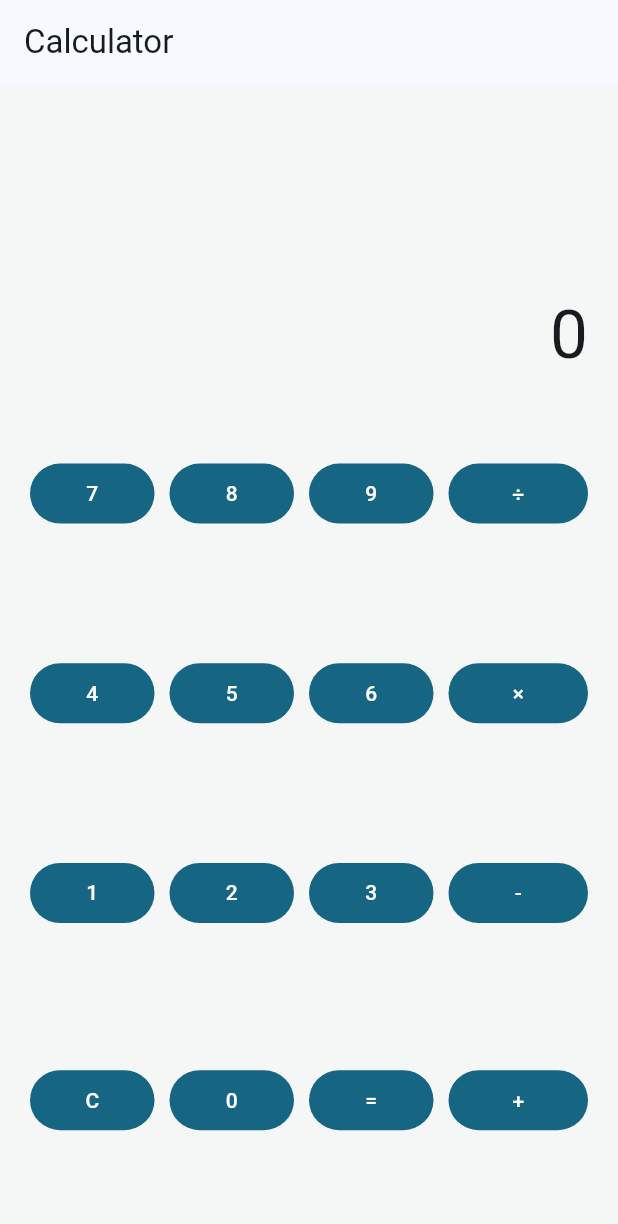
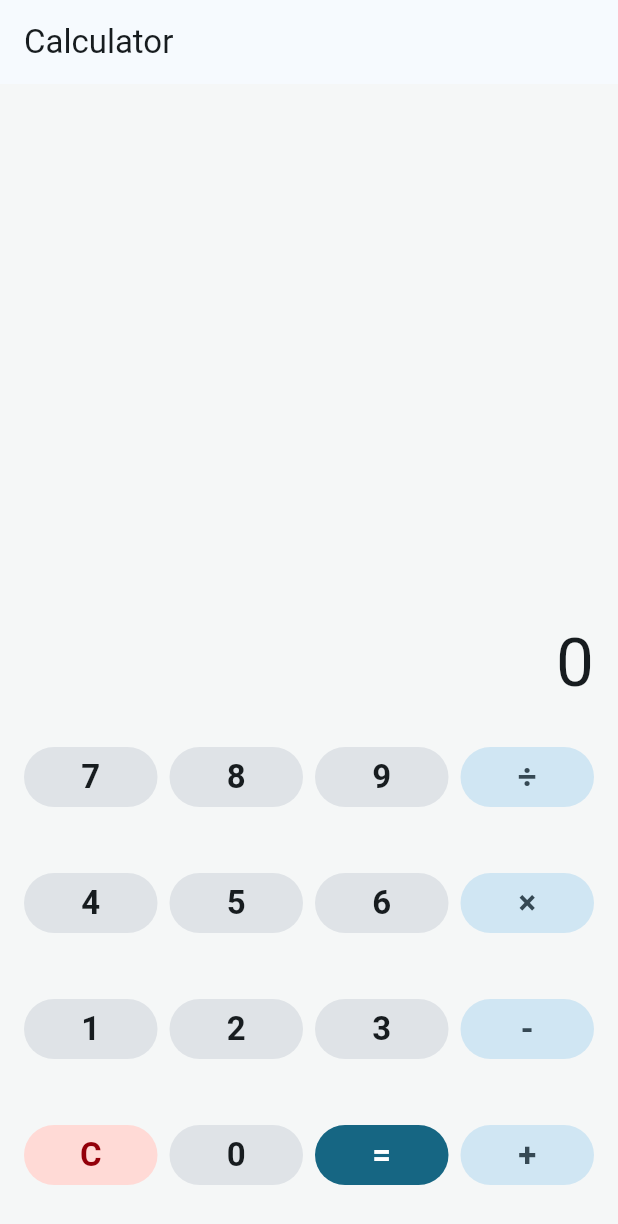
Before and after one commit to Hiroshimeow/private-vault-mobile, a Flutter app: the screen it shows after launch, on a phone screen of 412 x 824 dp. Shown: the top 1224 px of the screen. Run offline on Flutter 3.47's test engine with Material 3 defaults, Android fonts, the phone set to English and light mode, and no system bars; our stand-ins replace file_picker, flutter_secure_storage, image_picker, local_auth, sensors_plus, shared_preferences and 1 more; missing offline and left inert: cryptography.

Commit message:
Redesign locked calculator cover

```diff
--- a/lib/features/cover/calculator_cover.dart
+++ b/lib/features/cover/calculator_cover.dart
@@ -89,6 +89,56 @@ class _CalculatorCoverState extends State<CalculatorCover> {
     }
   }
 
+  _CalculatorKeyRole _roleFor(String label) {
+    if (label == 'C') return _CalculatorKeyRole.destructive;
+    if (label == '=') return _CalculatorKeyRole.equals;
+    if (label.length == 1 && '0123456789'.contains(label)) {
+      return _CalculatorKeyRole.number;
+    }
+    return _CalculatorKeyRole.operator;
+  }
+
+  String _semanticLabel(String label) {
+    return switch (label) {
+      '÷' => 'Divide',
+      '×' => 'Multiply',
+      '-' => 'Subtract',
+      '+' => 'Add',
+      '=' => 'Equals',
+      'C' => 'Clear',
+      _ => label,
+    };
+  }
+
+  ButtonStyle _buttonStyle(BuildContext context, _CalculatorKeyRole role) {
+    final colors = Theme.of(context).colorScheme;
+    final (background, foreground) = switch (role) {
+      _CalculatorKeyRole.number => (
+        colors.surfaceContainerHighest,
+        colors.onSurface,
+      ),
+      _CalculatorKeyRole.operator => (
+        colors.secondaryContainer,
+        colors.onSecondaryContainer,
+      ),
+      _CalculatorKeyRole.destructive => (
+        colors.errorContainer,
+        colors.onErrorContainer,
+      ),
+      _CalculatorKeyRole.equals => (colors.primary, colors.onPrimary),
+    };
+
+    return FilledButton.styleFrom(
+      backgroundColor: background,
+      foregroundColor: foreground,
+      elevation: 0,
+      padding: EdgeInsets.zero,
+      textStyle: Theme.of(context).textTheme.titleLarge
+          ?.copyWith(fontWeight: FontWeight.w600),
+      shape: RoundedRectangleBorder(borderRadius: BorderRadius.circular(22)),
+    );
+  }
+
   @override
   Widget build(BuildContext context) {
     const labels = <String>[
@@ -120,58 +170,103 @@ class _CalculatorCoverState extends State<CalculatorCover> {
       ),
       body: SafeArea(
         child: Padding(
-          padding: const EdgeInsets.fromLTRB(20, 16, 20, 24),
-          child: Column(
+          padding: const EdgeInsets.fromLTRB(16, 12, 16, 16),
+          child: LayoutBuilder(
+            builder: (context, constraints) {
+              const gap = 8.0;
+              const displayMinHeight = 44.0;
+              const displayGap = 12.0;
+              final keyWidth = (constraints.maxWidth - (gap * 3)) / 4;
+              final widthDrivenHeight = keyWidth.clamp(48.0, 76.0);
+              final heightDrivenHeight =
+                  ((constraints.maxHeight -
+                              displayMinHeight -
+                              displayGap -
+                              (gap * 3)) /
+                          4)
+                      .clamp(48.0, 76.0);
+              final keyHeight = widthDrivenHeight < heightDrivenHeight
+                  ? widthDrivenHeight
+                  : heightDrivenHeight;
+              final keypadHeight = (keyHeight * 4) + (gap * 3);
+
+              return Column(
                 children: [
                   Expanded(
                     child: Align(
                       alignment: Alignment.bottomRight,
                       child: Semantics(
                         label: 'Calculator display',
+                        value: _display,
+                        child: SingleChildScrollView(
+                          key: const Key('calculator-display-viewport'),
+                          scrollDirection: Axis.horizontal,
+                          reverse: true,
                           child: Text(
                             _display,
                             key: const Key('calculator-display'),
                             maxLines: 1,
+                            softWrap: false,
+                            textAlign: TextAlign.right,
                             style: Theme.of(context).textTheme.displayMedium,
                           ),
                         ),
                       ),
                     ),
-              const SizedBox(height: 18),
-              Expanded(
-                flex: 3,
+                  ),
+                  const SizedBox(height: displayGap),
+                  SizedBox(
+                    height: keypadHeight,
                     child: Column(
                       children: [
-                    for (var row = 0; row < 4; row++)
-                      Expanded(
-                        child: Padding(
-                          padding: EdgeInsets.only(bottom: row == 3 ? 0 : 10),
+                        for (var row = 0; row < 4; row++) ...[
+                          SizedBox(
+                            height: keyHeight,
                             child: Row(
                               children: [
-                              for (var column = 0; column < 4; column++)
+                                for (var column = 0; column < 4; column++) ...[
                                   Expanded(
-                                  child: Padding(
-                                    padding: EdgeInsets.only(
-                                      right: column == 3 ? 0 : 10,
+                                    child: Semantics(
+                                      label: _semanticLabel(
+                                        labels[(row * 4) + column],
                                       ),
+                                      button: true,
+                                      excludeSemantics: true,
                                       child: FilledButton(
+                                        key: Key(
+                                          <String>[
+                                            'calculator-key-',
+                                            labels[(row * 4) + column],
+                                          ].join(),
+                                        ),
+                                        style: _buttonStyle(
+                                          context,
+                                          _roleFor(labels[(row * 4) + column]),
+                                        ),
                                         onPressed: () =>
                                             _press(labels[(row * 4) + column]),
                                         child: Text(labels[(row * 4) + column]),
                                       ),
                                     ),
                                   ),
+                                  if (column != 3) const SizedBox(width: gap),
+                                ],
                               ],
                             ),
                           ),
-                      ),
+                          if (row != 3) const SizedBox(height: gap),
+                        ],
                       ],
                     ),
                   ),
                 ],
+              );
+            },
           ),
         ),
       ),
     );
   }
 }
+
+enum _CalculatorKeyRole { number, operator, destructive, equals }
```
Also changed, not shown: 1 other file. Lines whose indentation alone changed are shown as unchanged.
